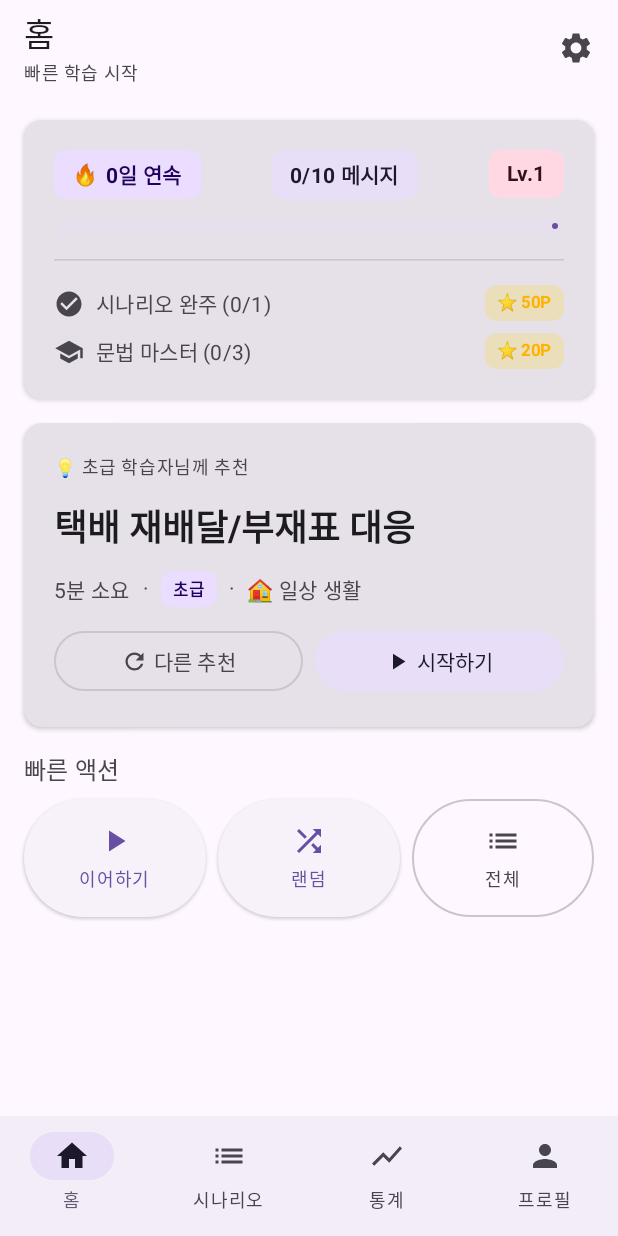
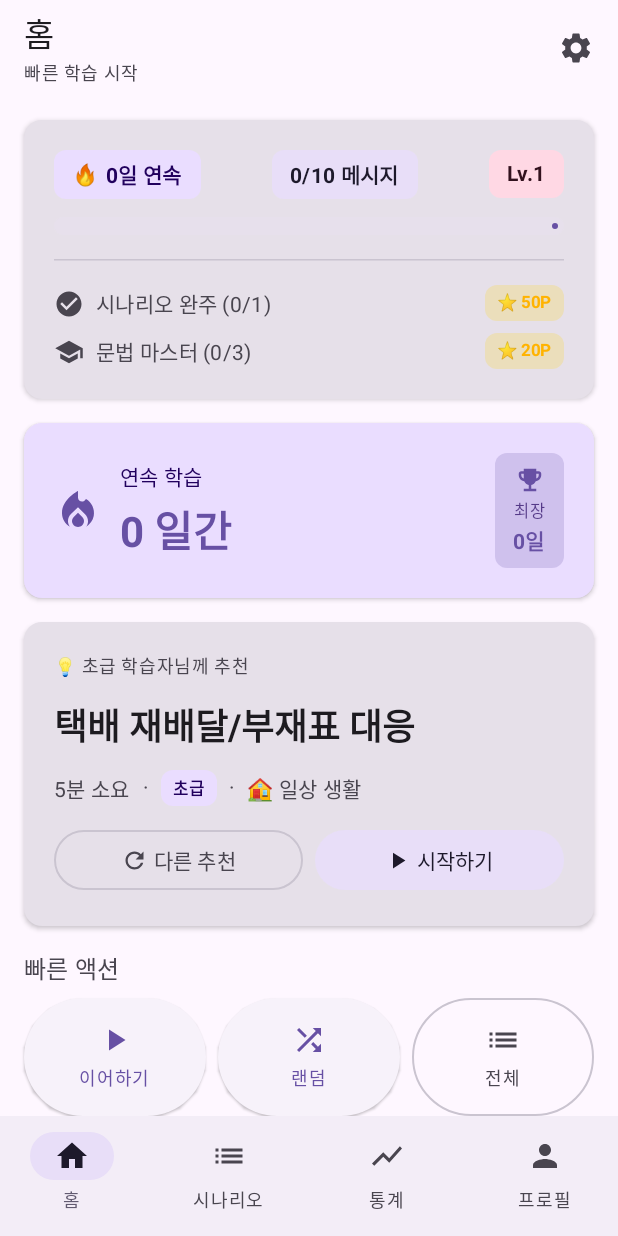
Before and after one commit to beginner0107/nihongo, an Android app built with Jetpack Compose: the HomeScreen screen opened through its navigation route, on a phone screen of 412 x 824 dp. Run offline under Robolectric (Android 15) with nearby library versions, the light colour scheme and no system bars; our stand-ins replace Dagger/Hilt's generated code, Room's generated code.

Commit message:
Add compact streak card to HomeScreen
Introduces CompactStreakCard to the HomeScreen, displaying current and longest study streaks. Updates HomeViewModel to load streak data from StatsRepository and extends HomeUiState to support longest streak. This is part of Phase 1 completion for streak tracking UI.

```diff
--- a/app/src/main/java/com/nihongo/conversation/presentation/home/HomeScreen.kt
+++ b/app/src/main/java/com/nihongo/conversation/presentation/home/HomeScreen.kt
@@ -93,7 +93,15 @@ fun HomeScreen(
                     )
                 }
 
-                // 2. Today's Recommendation Card (~160dp)
+                // 2. Compact Streak Card (~100dp) - Phase 1 completion
+                item {
+                    CompactStreakCard(
+                        currentStreak = uiState.currentStreak,
+                        longestStreak = uiState.longestStreak
+                    )
+                }
+
+                // 3. Today's Recommendation Card (~160dp)
                 item {
                     val recommendation = uiState.todayRecommendation
                     if (recommendation != null) {
@@ -105,7 +113,7 @@ fun HomeScreen(
                     }
                 }
 
-                // 3. Quick Actions Row (~100dp)
+                // 4. Quick Actions Row (~100dp)
                 item {
                     QuickActionsRow(
                         onResume = { viewModel.resumeLastConversation() },
--- a/app/src/main/java/com/nihongo/conversation/presentation/home/HomeViewModel.kt
+++ b/app/src/main/java/com/nihongo/conversation/presentation/home/HomeViewModel.kt
@@ -5,6 +5,7 @@ import androidx.lifecycle.viewModelScope
 import com.nihongo.conversation.core.recommendation.ScenarioRecommendationEngine
 import com.nihongo.conversation.data.repository.ConversationRepository
 import com.nihongo.conversation.data.repository.QuestRepository
+import com.nihongo.conversation.data.repository.StatsRepository
 import dagger.hilt.android.lifecycle.HiltViewModel
 import kotlinx.coroutines.flow.*
 import kotlinx.coroutines.launch
@@ -12,11 +13,13 @@ import javax.inject.Inject
 
 /**
  * ViewModel for simplified HomeScreen (Phase 11)
+ * Phase 1 Completion: Added streak data support
  */
 @HiltViewModel
 class HomeViewModel @Inject constructor(
     private val conversationRepository: ConversationRepository,
     private val questRepository: QuestRepository,
+    private val statsRepository: StatsRepository,
     private val recommendationEngine: ScenarioRecommendationEngine
 ) : ViewModel() {
 
@@ -55,6 +58,19 @@ class HomeViewModel @Inject constructor(
                                 ) }
                             }
                         }
+                } catch (e: Exception) {
+                    // Ignore - not critical
+                }
+            }
+
+            // Phase 1 Completion: Load streak data
+            viewModelScope.launch {
+                try {
+                    val streak = statsRepository.getStudyStreak()
+                    _uiState.update { it.copy(
+                        currentStreak = streak.currentStreak,
+                        longestStreak = streak.longestStreak
+                    ) }
                 } catch (e: Exception) {
                     // Ignore - not critical
                 }
@@ -116,6 +132,7 @@ class HomeViewModel @Inject constructor(
 data class HomeUiState(
     val isLoading: Boolean = true,
     val currentStreak: Int = 0,
+    val longestStreak: Int = 0,  // Phase 1 Completion: Added longest streak
     val todayMessageCount: Int = 0,
     val dailyGoal: Int = 10,
     val userLevel: Int = 1,
--- a/app/src/main/java/com/nihongo/conversation/presentation/home/LearningStatusCard.kt
+++ b/app/src/main/java/com/nihongo/conversation/presentation/home/LearningStatusCard.kt
@@ -209,3 +209,92 @@ private fun getQuestIcon(quest: Quest): androidx.compose.ui.graphics.vector.Imag
         com.nihongo.conversation.data.local.entity.QuestType.CONVERSATION_LENGTH -> Icons.Default.Timer
     }
 }
+
+/**
+ * Compact Streak Card - Condensed version for HomeScreen
+ *
+ * Phase 1 Completion - Shows current streak and longest streak
+ * Smaller, cleaner design compared to StatsScreen's StreakCard
+ * Height: ~100dp
+ */
+@Composable
+fun CompactStreakCard(
+    currentStreak: Int,
+    longestStreak: Int,
+    modifier: Modifier = Modifier
+) {
+    Card(
+        modifier = modifier
+            .fillMaxWidth()
+            .padding(horizontal = 16.dp),
+        colors = CardDefaults.cardColors(
+            containerColor = MaterialTheme.colorScheme.primaryContainer
+        ),
+        elevation = CardDefaults.cardElevation(defaultElevation = 2.dp)
+    ) {
+        Row(
+            modifier = Modifier
+                .fillMaxWidth()
+                .padding(20.dp),
+            horizontalArrangement = Arrangement.SpaceBetween,
+            verticalAlignment = Alignment.CenterVertically
+        ) {
+            // Left: Current streak (main info)
+            Row(
+                verticalAlignment = Alignment.CenterVertically,
+                horizontalArrangement = Arrangement.spacedBy(12.dp)
+            ) {
+                Icon(
+                    imageVector = Icons.Default.LocalFireDepartment,
+                    contentDescription = null,
+                    tint = MaterialTheme.colorScheme.primary,
+                    modifier = Modifier.size(32.dp)
+                )
+
+                Column(verticalArrangement = Arrangement.spacedBy(4.dp)) {
+                    Text(
+                        text = "연속 학습",
+                        style = MaterialTheme.typography.bodyMedium,
+                        color = MaterialTheme.colorScheme.onPrimaryContainer
+                    )
+                    Text(
+                        text = "${currentStreak} 일간",
+                        style = MaterialTheme.typography.headlineMedium,
+                        fontWeight = FontWeight.Bold,
+                        color = MaterialTheme.colorScheme.primary
+                    )
+                }
+            }
+
+            // Right: Longest streak badge
+            Surface(
+                shape = MaterialTheme.shapes.small,
+                color = MaterialTheme.colorScheme.primary.copy(alpha = 0.2f)
+            ) {
+                Column(
+                    modifier = Modifier.padding(horizontal = 12.dp, vertical = 8.dp),
+                    horizontalAlignment = Alignment.CenterHorizontally,
+                    verticalArrangement = Arrangement.spacedBy(2.dp)
+                ) {
+                    Icon(
+                        imageVector = Icons.Default.EmojiEvents,
+                        contentDescription = null,
+                        tint = MaterialTheme.colorScheme.primary,
+                        modifier = Modifier.size(20.dp)
+                    )
+                    Text(
+                        text = "최장",
+                        style = MaterialTheme.typography.labelSmall,
+                        color = MaterialTheme.colorScheme.onPrimaryContainer.copy(alpha = 0.7f)
+                    )
+                    Text(
+                        text = "${longestStreak}일",
+                        style = MaterialTheme.typography.titleSmall,
+                        fontWeight = FontWeight.Bold,
+                        color = MaterialTheme.colorScheme.primary
+                    )
+                }
+            }
+        }
+    }
+}
```
